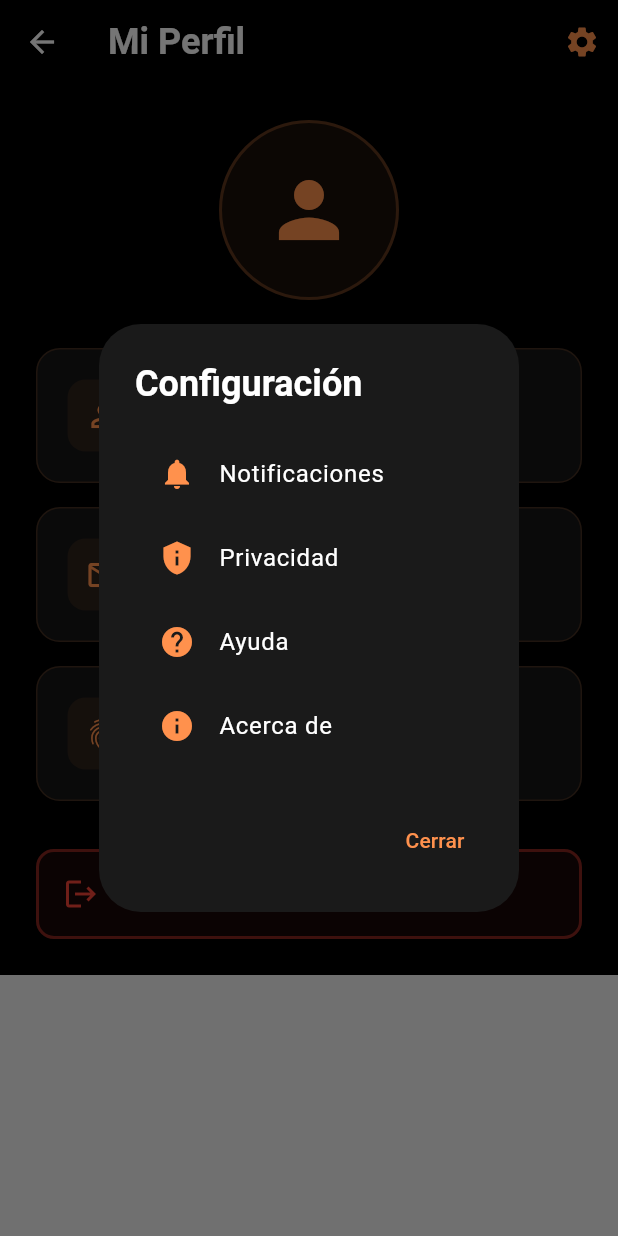
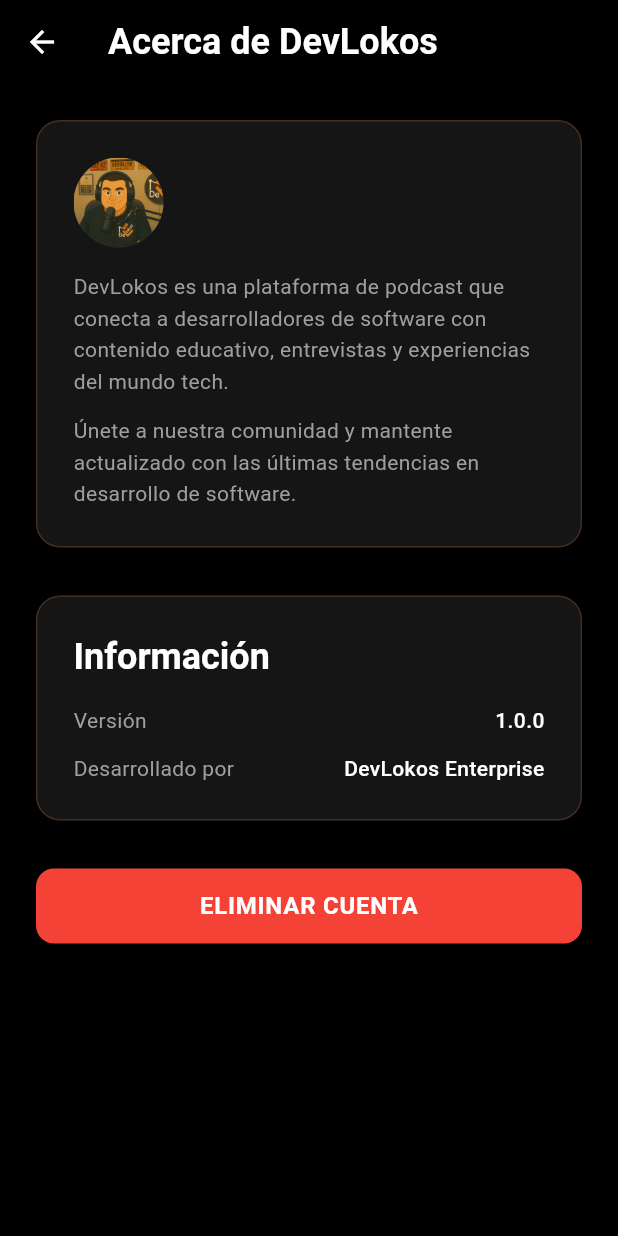
Before and after one commit to KevinhoMorales/DevLokosDart, a Flutter app: the ProfileScreen screen opened by its route, after a tap on the "settings" icon, on a phone screen of 412 x 824 dp. Run offline on Flutter 3.47's test engine with Material 3 defaults, Android fonts, the phone set to English and light mode, and no system bars; our stand-ins replace bloc, cached_network_image, cloud_firestore, equatable, firebase_auth, firebase_core and 5 more; accounts and stored records are empty.

Commit message:
Settings view added

```diff
--- a/lib/main.dart
+++ b/lib/main.dart
@@ -13,6 +13,7 @@
 import 'screens/auth/register_screen.dart';
 import 'screens/auth/forgot_password_screen.dart';
 import 'screens/profile/profile_screen.dart';
+import 'screens/settings/settings_screen.dart';
 import 'screens/youtube/youtube_screen.dart';
 import 'widgets/main_navigation.dart';
 import 'widgets/version_check_wrapper.dart';
@@ -111,6 +112,10 @@
       builder: (context, state) => const ProfileScreen(),
     ),
     GoRoute(
+      path: '/settings',
+      builder: (context, state) => const SettingsScreen(),
+    ),
+    GoRoute(
       path: '/youtube',
       builder: (context, state) => const YouTubeScreen(),
     ),
--- a/lib/screens/profile/profile_screen.dart
+++ b/lib/screens/profile/profile_screen.dart
@@ -1,5 +1,7 @@
 import 'package:flutter/material.dart';
+import 'package:flutter_bloc/flutter_bloc.dart';
 import 'package:go_router/go_router.dart';
+import '../../bloc/auth/auth_bloc_exports.dart';
 import '../../utils/brand_colors.dart';
 import '../../utils/user_manager.dart';
 import '../../widgets/custom_app_bar.dart';
@@ -33,7 +35,26 @@
 
   @override
   Widget build(BuildContext context) {
-    return PopScope(
+    return BlocListener<AuthBlocSimple, AuthState>(
+      listener: (context, state) {
+        if (state is AuthUnauthenticated) {
+          // Navegar a la pantalla de login cuando se cierre sesión
+          context.go('/login');
+        } else if (state is AuthError) {
+          // Mostrar error si hay algún problema
+          ScaffoldMessenger.of(context).showSnackBar(
+            SnackBar(
+              content: Text(state.message),
+              backgroundColor: BrandColors.error,
+              behavior: SnackBarBehavior.floating,
+              shape: RoundedRectangleBorder(
+                borderRadius: BorderRadius.circular(12),
+              ),
+            ),
+          );
+        }
+      },
+      child: PopScope(
         canPop: false,
         onPopInvoked: (didPop) {
           if (!didPop) {
@@ -56,6 +77,8 @@
             ],
           ),
           body: Container(
+            width: double.infinity,
+            height: double.infinity,
             decoration: const BoxDecoration(
               color: BrandColors.primaryBlack,
             ),
@@ -69,6 +92,7 @@
                       ),
                     )
                   : _buildContent(),
+            ),
           ),
         ),
       ),
@@ -107,9 +131,10 @@
     }
 
     return SingleChildScrollView(
-      padding: const EdgeInsets.all(24.0),
+      padding: const EdgeInsets.fromLTRB(24.0, 24.0, 24.0, 24.0),
       child: Column(
         crossAxisAlignment: CrossAxisAlignment.start,
+        mainAxisSize: MainAxisSize.min,
         children: [
           // Avatar Section
           Center(
@@ -235,19 +260,45 @@
     required VoidCallback onTap,
     bool isDestructive = false,
   }) {
+    if (isDestructive) {
+      // Botón destructivo con estilo similar a login/register pero rojo
+      return Container(
+        width: double.infinity,
+        height: 50,
+        decoration: BoxDecoration(
+          color: Colors.red,
+          borderRadius: BorderRadius.circular(12),
+        ),
+        child: Material(
+          color: Colors.transparent,
+          child: InkWell(
+            onTap: onTap,
+            borderRadius: BorderRadius.circular(12),
+            child: Center(
+              child: Text(
+                title.toUpperCase(),
+                style: Theme.of(context).textTheme.bodyLarge?.copyWith(
+                  color: BrandColors.primaryWhite,
+                  fontWeight: FontWeight.w600,
+                  fontSize: 16,
+                ),
+              ),
+            ),
+          ),
+        ),
+      );
+    }
+
+    // Botón normal (no destructivo) - mantener el estilo original
     return Container(
       width: double.infinity,
       decoration: BoxDecoration(
         borderRadius: BorderRadius.circular(12),
         border: Border.all(
-          color: isDestructive
-              ? Colors.red.withOpacity(0.5)
-              : BrandColors.primaryOrange.withOpacity(0.3),
-          width: isDestructive ? 2 : 1,
+          color: BrandColors.primaryOrange.withOpacity(0.3),
+          width: 1,
         ),
-        color: isDestructive
-            ? Colors.red.withOpacity(0.1)
-            : Colors.transparent,
+        color: Colors.transparent,
       ),
       child: Material(
         color: Colors.transparent,
@@ -260,18 +311,14 @@
               children: [
                 Icon(
                   icon,
-                  color: isDestructive
-                      ? Colors.red
-                      : BrandColors.primaryOrange,
+                  color: BrandColors.primaryOrange,
                   size: 24,
                 ),
                 const SizedBox(width: 16),
                 Text(
                   title,
                   style: Theme.of(context).textTheme.bodyLarge?.copyWith(
-                    color: isDestructive
-                        ? Colors.red
-                        : BrandColors.primaryWhite,
+                    color: BrandColors.primaryWhite,
                     fontWeight: FontWeight.w600,
                   ),
                 ),
@@ -315,12 +362,9 @@
       ),
     );
 
-    if (shouldLogout == true) {
-      // Aquí se puede agregar la lógica de logout si es necesario
-      await UserManager.deleteUser();
-      if (mounted) {
-        context.go('/login');
-      }
+    if (shouldLogout == true && mounted) {
+      // Usar AuthBloc para cerrar sesión
+      context.read<AuthBlocSimple>().add(const AuthLogoutRequested());
     }
   }
 
@@ -330,72 +374,6 @@
   }
 
   void _openSettings() {
-    showDialog(
-      context: context,
-      builder: (context) => AlertDialog(
-        backgroundColor: BrandColors.blackLight,
-        title: const Text(
-          'Configuración',
-          style: TextStyle(
-            color: BrandColors.primaryWhite,
-            fontWeight: FontWeight.bold,
-          ),
-        ),
-        content: const Column(
-          mainAxisSize: MainAxisSize.min,
-          children: [
-            ListTile(
-              leading: Icon(
-                Icons.notifications,
-                color: BrandColors.primaryOrange,
-              ),
-              title: Text(
-                'Notificaciones',
-                style: TextStyle(color: BrandColors.primaryWhite),
-              ),
-            ),
-            ListTile(
-              leading: Icon(
-                Icons.privacy_tip,
-                color: BrandColors.primaryOrange,
-              ),
-              title: Text(
-                'Privacidad',
-                style: TextStyle(color: BrandColors.primaryWhite),
-              ),
-            ),
-            ListTile(
-              leading: Icon(
-                Icons.help,
-                color: BrandColors.primaryOrange,
-              ),
-              title: Text(
-                'Ayuda',
-                style: TextStyle(color: BrandColors.primaryWhite),
-              ),
-            ),
-            ListTile(
-              leading: Icon(
-                Icons.info,
-                color: BrandColors.primaryOrange,
-              ),
-              title: Text(
-                'Acerca de',
-                style: TextStyle(color: BrandColors.primaryWhite),
-              ),
-            ),
-          ],
-        ),
-        actions: [
-          TextButton(
-            onPressed: () => Navigator.of(context).pop(),
-            child: const Text(
-              'Cerrar',
-              style: TextStyle(color: BrandColors.primaryOrange),
-            ),
-          ),
-        ],
-      ),
-    );
+    context.go('/settings');
   }
 }
--- /dev/null
+++ b/lib/screens/settings/settings_screen.dart
@@ -0,0 +1,302 @@
+import 'package:flutter/material.dart';
+import 'package:flutter_bloc/flutter_bloc.dart';
+import 'package:go_router/go_router.dart';
+import 'package:package_info_plus/package_info_plus.dart';
+import 'package:firebase_auth/firebase_auth.dart';
+import 'package:cloud_firestore/cloud_firestore.dart';
+import '../../bloc/auth/auth_bloc_exports.dart';
+import '../../utils/brand_colors.dart';
+import '../../utils/user_manager.dart';
+import '../../widgets/custom_app_bar.dart';
+
+class SettingsScreen extends StatefulWidget {
+  const SettingsScreen({super.key});
+
+  @override
+  State<SettingsScreen> createState() => _SettingsScreenState();
+}
+
+class _SettingsScreenState extends State<SettingsScreen> {
+  String _appVersion = '';
+
+  @override
+  void initState() {
+    super.initState();
+    _getAppVersion();
+  }
+
+  Future<void> _getAppVersion() async {
+    try {
+      final packageInfo = await PackageInfo.fromPlatform();
+      setState(() {
+        _appVersion = packageInfo.version;
+      });
+    } catch (e) {
+      setState(() {
+        _appVersion = '1.0.0';
+      });
+    }
+  }
+
+  @override
+  Widget build(BuildContext context) {
+    return BlocListener<AuthBlocSimple, AuthState>(
+      listener: (context, state) {
+        if (state is AuthUnauthenticated) {
+          // Navegar a la pantalla de login cuando se elimine la cuenta
+          context.go('/login');
+        } else if (state is AuthError) {
+          // Mostrar error si hay algún problema
+          ScaffoldMessenger.of(context).showSnackBar(
+            SnackBar(
+              content: Text(state.message),
+              backgroundColor: BrandColors.error,
+              behavior: SnackBarBehavior.floating,
+              shape: RoundedRectangleBorder(
+                borderRadius: BorderRadius.circular(12),
+              ),
+            ),
+          );
+        }
+      },
+      child: PopScope(
+        canPop: false,
+        onPopInvoked: (didPop) {
+          if (!didPop) {
+            context.go('/profile');
+          }
+        },
+        child: Scaffold(
+          appBar: CustomAppBar(
+            title: 'Acerca de DevLokos',
+            showBackButton: true,
+          ),
+          body: Container(
+            width: double.infinity,
+            height: double.infinity,
+            decoration: const BoxDecoration(
+              color: BrandColors.primaryBlack,
+            ),
+            child: SafeArea(
+              child: SingleChildScrollView(
+                padding: const EdgeInsets.fromLTRB(24.0, 24.0, 24.0, 24.0),
+                child: Column(
+                  crossAxisAlignment: CrossAxisAlignment.start,
+                  mainAxisSize: MainAxisSize.min,
+                  children: [
+                    // Acerca de DevLokos
+                    _buildAboutSection(),
+                    const SizedBox(height: 32),
+
+                    // Información de la aplicación
+                    _buildAppInfoSection(),
+                    const SizedBox(height: 32),
+
+                    // Acciones destructivas
+                    _buildDestructiveActionsSection(),
+                  ],
+                ),
+              ),
+            ),
+          ),
+        ),
+      ),
+    );
+  }
+
+  Widget _buildAboutSection() {
+    return Container(
+      padding: const EdgeInsets.all(24),
+      decoration: BoxDecoration(
+        color: BrandColors.blackLight.withOpacity(0.8),
+        borderRadius: BorderRadius.circular(16),
+        border: Border.all(
+          color: BrandColors.primaryOrange.withOpacity(0.2),
+        ),
+        boxShadow: BrandColors.blackShadow,
+      ),
+      child: Column(
+        crossAxisAlignment: CrossAxisAlignment.start,
+        children: [
+          Row(
+            children: [
+              Container(
+                width: 60,
+                height: 60,
+                decoration: BoxDecoration(
+                  color: BrandColors.primaryOrange.withOpacity(0.1),
+                  borderRadius: BorderRadius.circular(30),
+                ),
+                child: ClipRRect(
+                  borderRadius: BorderRadius.circular(30),
+                  child: Image.asset(
+                    'assets/images/devlokos_podcast_host.png',
+                    height: 60,
+                    width: 60,
+                    fit: BoxFit.cover,
+                  ),
+                ),
+              ),
+              const SizedBox(width: 16),
+
+            ],
+          ),
+          const SizedBox(height: 16),
+          const Text(
+            'DevLokos es una plataforma de podcast que conecta a desarrolladores de software con contenido educativo, entrevistas y experiencias del mundo tech.',
+            style: TextStyle(
+              color: BrandColors.grayMedium,
+              fontSize: 14,
+              height: 1.5,
+            ),
+          ),
+          const SizedBox(height: 12),
+          const Text(
+            'Únete a nuestra comunidad y mantente actualizado con las últimas tendencias en desarrollo de software.',
+            style: TextStyle(
+              color: BrandColors.grayMedium,
+              fontSize: 14,
+              height: 1.5,
+            ),
+          ),
+        ],
+      ),
+    );
+  }
+
+  Widget _buildAppInfoSection() {
+    return Container(
+      padding: const EdgeInsets.all(24),
+      decoration: BoxDecoration(
+        color: BrandColors.blackLight.withOpacity(0.8),
+        borderRadius: BorderRadius.circular(16),
+        border: Border.all(
+          color: BrandColors.primaryOrange.withOpacity(0.2),
+        ),
+        boxShadow: BrandColors.blackShadow,
+      ),
+      child: Column(
+        crossAxisAlignment: CrossAxisAlignment.start,
+        children: [
+          Text(
+            'Información',
+            style: Theme.of(context).textTheme.headlineSmall?.copyWith(
+              color: BrandColors.primaryWhite,
+              fontWeight: FontWeight.bold,
+            ),
+          ),
+          const SizedBox(height: 16),
+          _buildInfoRow('Versión', _appVersion),
+          const SizedBox(height: 12),
+          _buildInfoRow('Desarrollado por', 'DevLokos Enterprise'),
+        ],
+      ),
+    );
+  }
+
+  Widget _buildInfoRow(String label, String value) {
+    return Row(
+      mainAxisAlignment: MainAxisAlignment.spaceBetween,
+      children: [
+        Text(
+          label,
+          style: const TextStyle(
+            color: BrandColors.grayMedium,
+            fontSize: 14,
+          ),
+        ),
+        Text(
+          value,
+          style: const TextStyle(
+            color: BrandColors.primaryWhite,
+            fontSize: 14,
+            fontWeight: FontWeight.w500,
+          ),
+        ),
+      ],
+    );
+  }
+
+  Widget _buildDestructiveActionsSection() {
+    return Column(
+      crossAxisAlignment: CrossAxisAlignment.start,
+      children: [
+        // Botón para eliminar cuenta
+        _buildDestructiveButton(
+          title: 'ELIMINAR CUENTA',
+          onTap: _showDeleteAccountDialog,
+        ),
+      ],
+    );
+  }
+
+  Widget _buildDestructiveButton({
+    required String title,
+    required VoidCallback onTap,
+  }) {
+    return Container(
+      width: double.infinity,
+      height: 50,
+      decoration: BoxDecoration(
+        color: Colors.red,
+        borderRadius: BorderRadius.circular(12),
+      ),
+      child: Material(
+        color: Colors.transparent,
+        child: InkWell(
+          onTap: onTap,
+          borderRadius: BorderRadius.circular(12),
+          child: Center(
+            child: Text(
+              title,
+              style: Theme.of(context).textTheme.bodyLarge?.copyWith(
+                color: BrandColors.primaryWhite,
+                fontWeight: FontWeight.w600,
+                fontSize: 16,
+              ),
+            ),
+          ),
+        ),
+      ),
+    );
+  }
+
+  Future<void> _showDeleteAccountDialog() async {
+    final shouldDelete = await showDialog<bool>(
+      context: context,
+      builder: (context) => AlertDialog(
+        backgroundColor: BrandColors.blackLight,
+        title: const Text(
+          'Eliminar Cuenta',
+          style: TextStyle(color: BrandColors.primaryWhite),
+        ),
+        content: const Text(
+          '¿Estás seguro de que quieres eliminar tu cuenta permanentemente? Esta acción no se puede deshacer y se perderán todos tus datos.',
+          style: TextStyle(color: BrandColors.grayMedium),
+        ),
+        actions: [
+          TextButton(
+            onPressed: () => Navigator.of(context).pop(false),
+            child: const Text(
+              'Cancelar',
+              style: TextStyle(color: BrandColors.grayMedium),
+            ),
+          ),
+          TextButton(
+            onPressed: () => Navigator.of(context).pop(true),
+            child: const Text(
+              'Eliminar',
+              style: TextStyle(color: Colors.red),
+            ),
+          ),
+        ],
+      ),
+    );
+
+    if (shouldDelete == true && mounted) {
+      // Aquí puedes agregar la lógica para eliminar la cuenta
+      // Por ahora, solo cerramos sesión
+      context.read<AuthBlocSimple>().add(const AuthLogoutRequested());
+    }
+  }
+}
--- a/lib/widgets/custom_app_bar.dart
+++ b/lib/widgets/custom_app_bar.dart
@@ -67,7 +67,9 @@
             )
           : null,
       title: Text(
-        widget.title == 'Mi Perfil' ? 'Mi Perfil' : _getGreeting(),
+        widget.title == 'Mi Perfil' ? 'Mi Perfil' :
+        widget.title == 'Acerca de DevLokos' ? 'Acerca de DevLokos' :
+        _getGreeting(),
         style: const TextStyle(
           fontSize: 24,
           fontWeight: FontWeight.bold,
```
Also changed, not shown: assets/images/devlokos_podcast_host.png (added). Lines whose indentation alone changed are shown as unchanged.
